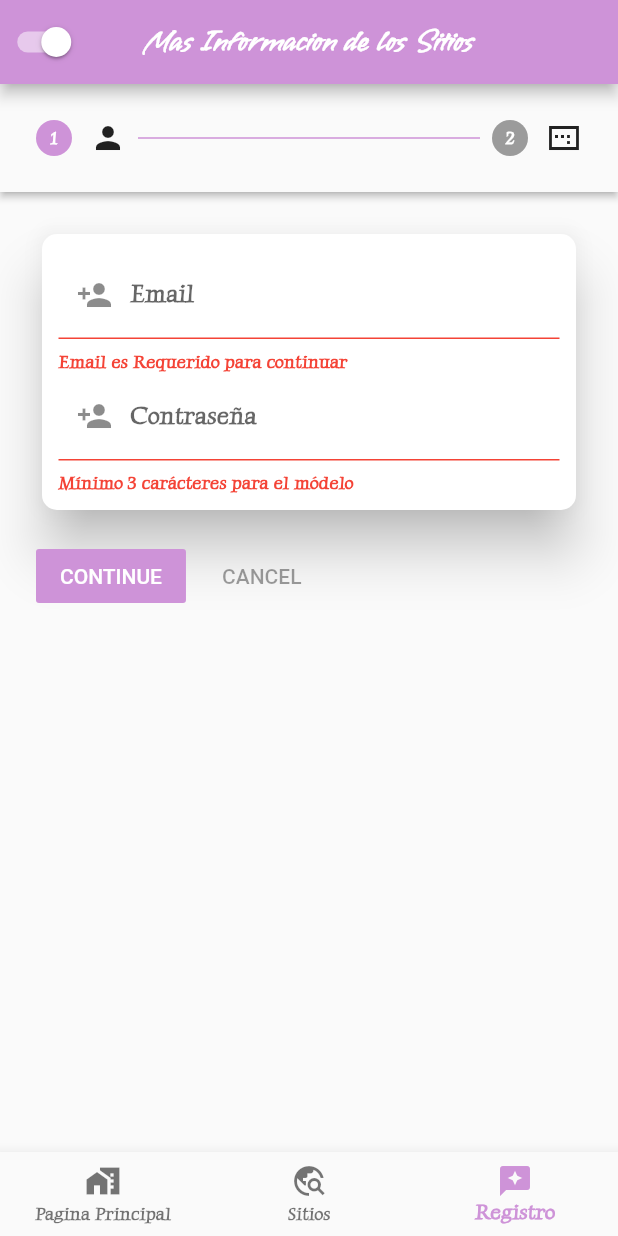
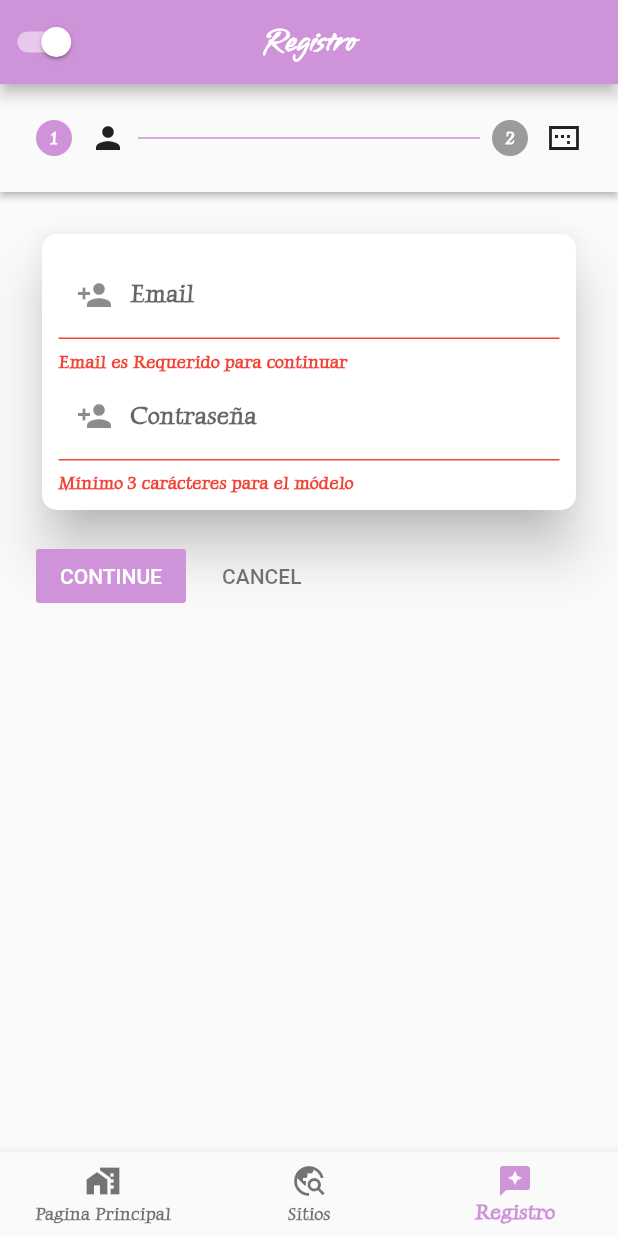
Before and after one commit to fausto1andino/ReposeRepository, a Flutter app: the screen it shows after launch, item 3 of the bottom bar chosen, on a phone screen of 412 x 824 dp. Run offline on Flutter 3.47's test engine with Material 2 defaults, Android fonts, the phone set to English and light mode, and no system bars; our stand-ins replace cloud_firestore, firebase_core, flutter_screenutil, image_picker, shared_preferences; missing offline and left inert: cloudinary_public; accounts and stored records are empty; network calls fail.

Commit message:
Arreglos al registro

```diff
--- a/Repose Aplication/repose_application/lib/src/pages/home_page.dart
+++ b/Repose Aplication/repose_application/lib/src/pages/home_page.dart
@@ -22,7 +22,7 @@ class _HomePageState extends State<HomePage> {
   final List<String> _options = [
     " Pagina Inicial ",
     " Sitios ",
-    " Mas Informacion de los Sitios "
+    " Registro "
   ];
 
   @override
```
Also changed, not shown: Repose Aplication/repose_application/lib/src/widgets/register_widget.dart (+13 -1 lines).
